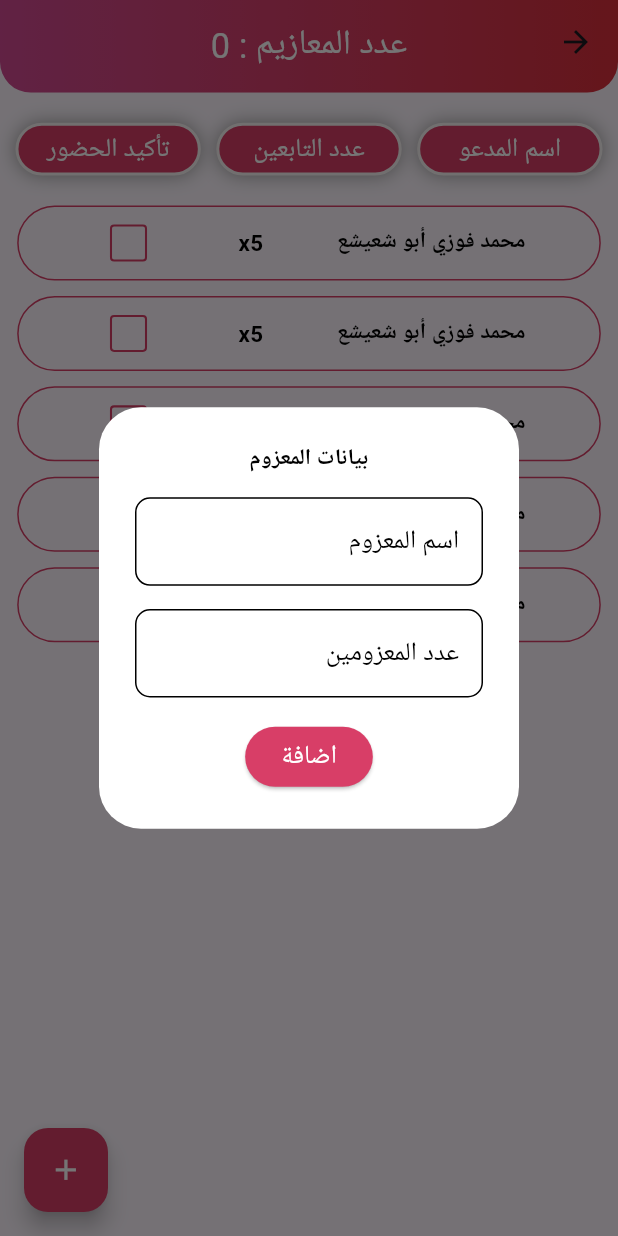
After one commit to IbrahimIG1/zaghrota_app, a Flutter app: the InvitedPeopleScreen screen opened by its route, after a tap on the "add" icon, on a phone screen of 412 x 824 dp. The commit adds this screen. Run offline on Flutter 3.47's test engine with Material 3 defaults, Android fonts, the phone set to English and light mode, and no system bars; our stand-ins replace flutter_screenutil.

Commit message:
- Add colors used in invited people screen in colors file. - Add textstyles used in invited people screen in textstyles file. - Add invited people screen appbar built in custom_app_bar file to invited_people_screen file. - Create invited people screen listview item in visitor_item file. - Create invited people screen listview in invited_people_listview file. - Add invited people screen appbar and invited people screen listview to invited_people_screen file.

```diff
--- a/lib/core/colors/colors.dart
+++ b/lib/core/colors/colors.dart
@@ -17,6 +17,9 @@ class AppColors {
   static const Color containerBackground = Color(0xffD83E67);
   static const Color containerBorderColor = Color.fromARGB(255, 247, 242, 242);
   static const Color containerBackground2 = Color(0xffFB1E95);
+  static const Color checkBoxActiveColor = Color(0xffD83E67);
+  static const Color checkBoxCheckColor = Colors.white;
+
   static const List<BoxShadow> containerShadowColor = [BoxShadow(color: Colors.grey,blurRadius: 10)];
 
 
--- a/lib/core/textstyles/textstyles.dart
+++ b/lib/core/textstyles/textstyles.dart
@@ -11,4 +11,6 @@ class Textstyles {
   static TextStyle heartViewTextStyle = TextStyle(fontSize: 13.sp);
   static TextStyle songsTopTitleStyle = TextStyle(color: Colors.white,fontSize: 15.sp);
   static TextStyle songNameStyle = TextStyle(color: const Color(0xffFB1E95),fontSize: 15.sp);
+  static TextStyle nOfInvitedPeopleStyle =  TextStyle(color: Colors.white,fontSize: 20.sp);
+  static TextStyle nameOfInvitedPeopleStyle =  TextStyle(fontSize: 13.sp,color: Colors.black,fontWeight: FontWeight.bold);
 }
--- /dev/null
+++ b/lib/features/invited_people_screen/presentation/view/invited_people_screen.dart
@@ -0,0 +1,70 @@
+import 'package:flutter/material.dart';
+import 'package:flutter_screenutil/flutter_screenutil.dart';
+import 'package:zaghrota_app/core/colors/colors.dart';
+import 'package:zaghrota_app/core/textstyles/textstyles.dart';
+import 'package:zaghrota_app/core/usable/sizedbox.dart';
+import 'package:zaghrota_app/features/invited_people_screen/presentation/view/widgets/invited_people_appbar.dart';
+import 'package:zaghrota_app/features/invited_people_screen/presentation/view/widgets/invited_people_listview.dart';
+import 'package:zaghrota_app/features/login_screen/presentation/view/widgets/custom_text_field.dart';
+import 'package:zaghrota_app/features/songs_screen/presentation/view/widgets/songs_top_titles_item_view.dart';
+
+class InvitedPeopleScreen extends StatelessWidget {
+  const InvitedPeopleScreen({super.key});
+
+  @override
+  Widget build(BuildContext context) {
+
+    return SafeArea(
+      child: Scaffold(
+      floatingActionButton: FloatingActionButton(
+
+        backgroundColor: AppColors.circleAvatarBorderColor,
+        onPressed: () {
+            showDialog(context: context,
+            builder: (context) => AlertDialog(
+
+              title: Center(child: Text("بيانات المعزوم",style: Textstyles.nameOfInvitedPeopleStyle,)),
+              backgroundColor: AppColors.scaffoldColor,
+              content:Column(
+              mainAxisSize: MainAxisSize.min,
+              mainAxisAlignment: MainAxisAlignment.center,
+              children: [
+               const Customtextfield(hintText: "اسم المعزوم", useStyle2: false),
+               const VerticalSizedBox(height: 15),
+               const Customtextfield(hintText: "عدد المعزومين", useStyle2: false),
+               const VerticalSizedBox(height: 15),
+               ElevatedButton(
+                style: ElevatedButton.styleFrom(
+                  backgroundColor: AppColors.circleAvatarBorderColor
+                ),
+                onPressed: () {
+
+               }, child: Text("اضافة",style: Textstyles.songsTopTitleStyle,))
+              ],
+            ),
+            ) );
+
+
+      },
+       child: Icon(Icons.add,size: 20.sp,color: Colors.white,)),
+     appBar: const InvitedPeopleAppbar(),
+     body: const SingleChildScrollView(
+      child: Column(
+        children: [
+          Row(
+            mainAxisAlignment: MainAxisAlignment.spaceEvenly,
+            children: [
+             SongsTopTitlesItemView(title: "اسم المدعو"),
+             SongsTopTitlesItemView(title: "عدد التابعين"),
+             SongsTopTitlesItemView(title: "تأكيد الحضور"),
+            ],
+
+          ),
+        InvitedPeopleListview()
+        ],
+
+      ),
+     ),
+    ));
+  }
+}
--- /dev/null
+++ b/lib/features/invited_people_screen/presentation/view/widgets/invited_people_appbar.dart
@@ -0,0 +1,43 @@
+import 'package:flutter/material.dart';
+import 'package:flutter_screenutil/flutter_screenutil.dart';
+import 'package:zaghrota_app/core/colors/colors.dart';
+import 'package:zaghrota_app/core/textstyles/textstyles.dart';
+import 'package:zaghrota_app/features/invited_people_screen/presentation/view/widgets/visitor_item.dart';
+
+class InvitedPeopleAppbar extends StatefulWidget implements PreferredSizeWidget {
+  const InvitedPeopleAppbar({super.key});
+
+  @override
+  State<InvitedPeopleAppbar> createState() => _InvitedPeopleAppbarState();
+
+  @override
+
+  Size get preferredSize => Size.fromHeight(60.h);
+}
+
+class _InvitedPeopleAppbarState extends State<InvitedPeopleAppbar> {
+   @override
+  Widget build(BuildContext context) {
+    return PreferredSize(
+      preferredSize:Size.fromHeight(60.h),
+        child: ClipRRect(
+          borderRadius: BorderRadius.only(
+            bottomLeft: Radius.circular(20.r),
+            bottomRight: Radius.circular(20.r),
+          ),
+          child: AppBar(
+            flexibleSpace: Container(
+              decoration: const BoxDecoration(
+                gradient:  AppColors.appBarLinearColor
+              ),
+              child: Center(
+                child: Text("عدد المعازيم : $numberOfComings",
+                style:Textstyles.nOfInvitedPeopleStyle
+                ),),
+            ),
+          ),
+        )
+        );
+  }
+
+}
--- /dev/null
+++ b/lib/features/invited_people_screen/presentation/view/widgets/invited_people_listview.dart
@@ -0,0 +1,19 @@
+import 'package:flutter/material.dart';
+import 'package:flutter_screenutil/flutter_screenutil.dart';
+import 'package:zaghrota_app/core/usable/sizedbox.dart';
+import 'package:zaghrota_app/features/invited_people_screen/presentation/view/widgets/visitor_item.dart';
+
+class InvitedPeopleListview extends StatelessWidget {
+  const InvitedPeopleListview({super.key});
+
+  @override
+  Widget build(BuildContext context) {
+    return ListView.separated(
+            shrinkWrap: true,
+            itemBuilder: (context, index) => Padding(
+              padding: EdgeInsets.symmetric(horizontal: 10.sp),
+              child: VisitorItem(index: index,)) ,
+            separatorBuilder:(context, index) => const VerticalSizedBox(height: 10),
+            itemCount: 5);
+  }
+}
--- /dev/null
+++ b/lib/features/invited_people_screen/presentation/view/widgets/visitor_item.dart
@@ -0,0 +1,51 @@
+import 'package:flutter/material.dart';
+import 'package:flutter_screenutil/flutter_screenutil.dart';
+import 'package:zaghrota_app/core/colors/colors.dart';
+import 'package:zaghrota_app/core/textstyles/textstyles.dart';
+
+class VisitorItem extends StatefulWidget {
+  const VisitorItem({super.key, required this.index});
+final int index;
+  @override
+  State<VisitorItem> createState() => _VisitorItemState();
+}
+List<bool> checked = List.generate(5, (index) => false,);
+int numberOfComings=0;
+
+class _VisitorItemState extends State<VisitorItem> {
+  @override
+  Widget build(BuildContext context) {
+    return Container(
+      decoration: BoxDecoration(
+        border: Border.all(color: AppColors.circleAvatarBorderColor),
+        borderRadius: BorderRadius.circular(25)
+      ),
+      child: Row(
+        mainAxisAlignment: MainAxisAlignment.spaceEvenly,
+        children: [Text("محمد فوزي أبو شعيشع",
+        style:Textstyles.nameOfInvitedPeopleStyle ,
+        ),
+        Text("x5",style: Textstyles.nameOfInvitedPeopleStyle,),
+        Transform.scale(
+          scale: 1.2.sp,
+          child: Checkbox(
+            activeColor: AppColors.checkBoxActiveColor,
+            checkColor: AppColors.checkBoxCheckColor,
+            side: const BorderSide(color: AppColors.checkBoxActiveColor),
+            value: checked[widget.index],
+           onChanged: (value) {
+            // print("yeeeeeeeeeeeeeea");
+            setState(() {
+              checked[widget.index]=!checked[widget.index];
+              if(checked[widget.index]){
+              numberOfComings++;}
+              else{
+                numberOfComings--;
+              }
+            });
+          },),
+        )],
+      ),
+    );
+  }
+}
```
